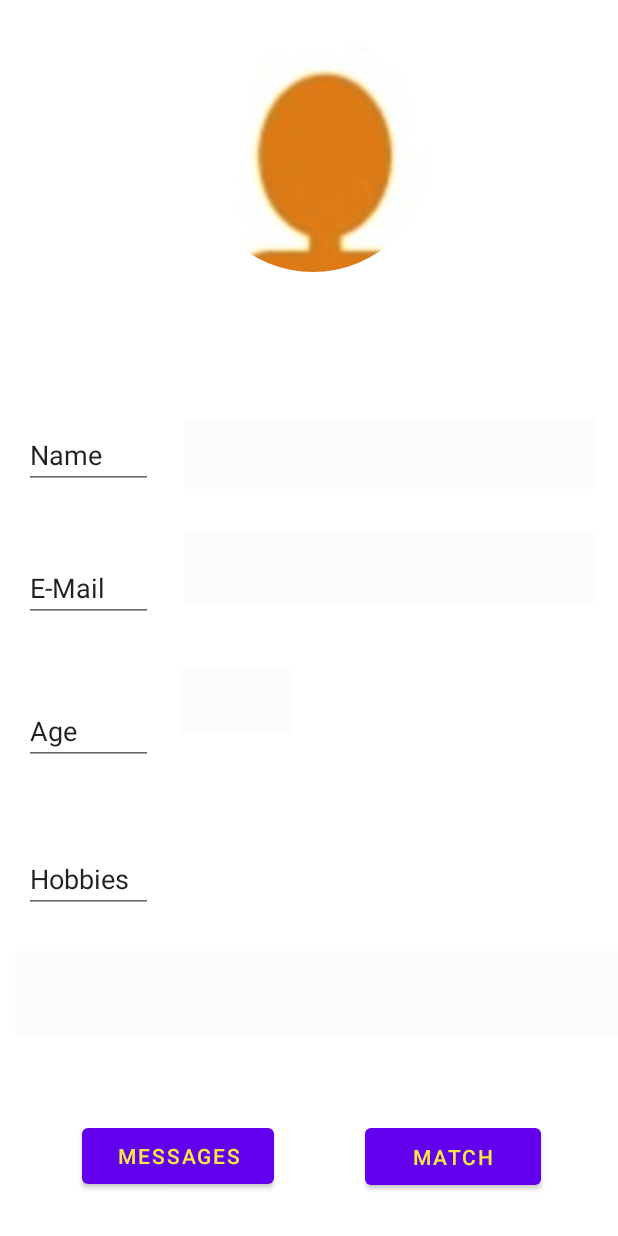
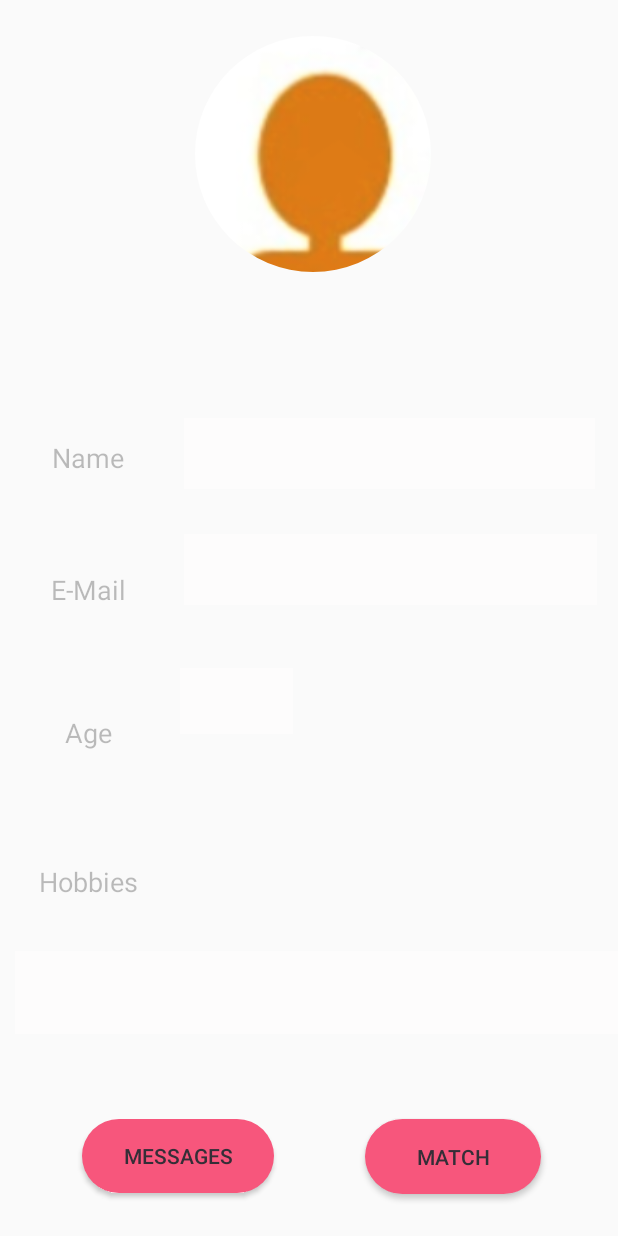
Before and after one commit to kadriacibadem/MatchApp, an Android app: the layout activity_main_menu.xml on its own in the app's theme, with its tools: preview values and no code run, on a phone screen of 412 x 824 dp. Run offline under Robolectric (Android 15) with nearby library versions, the phone set to English and light mode, and no system bars.

Commit message:
before message

```diff
--- a/app/src/main/AndroidManifest.xml
+++ b/app/src/main/AndroidManifest.xml
@@ -11,7 +11,7 @@
         android:label="@string/app_name"
         android:roundIcon="@mipmap/ic_launcher_round"
         android:supportsRtl="true"
-        android:theme="@style/Theme.MacthApp">
+        android:theme="@style/Theme.AppCompat.Light.NoActionBar">
         <activity
             android:name=".MatchPreparing"
             android:exported="true" />
--- /dev/null
+++ b/app/src/main/res/drawable-hdpi/rectangle.xml
@@ -0,0 +1,24 @@
+<?xml version="1.0" encoding="utf-8"?>
+<shape xmlns:android="http://schemas.android.com/apk/res/android"
+    android:shape="rectangle" >
+
+    <corners
+        android:bottomLeftRadius="30dp"
+        android:bottomRightRadius="30dp"
+        android:radius="60dp"
+        android:topLeftRadius="30dp"
+        android:topRightRadius="30dp" />
+
+    <solid android:color="#F7567C" />
+
+    <padding
+        android:bottom="0dp"
+        android:left="0dp"
+        android:right="0dp"
+        android:top="0dp" />
+
+    <size
+        android:height="60dp"
+        android:width="270dp" />
+
+</shape>
--- a/app/src/main/res/layout/activity_main.xml
+++ b/app/src/main/res/layout/activity_main.xml
@@ -10,21 +10,21 @@
         android:id="@+id/pbar"
         android:layout_width="75dp"
         android:layout_height="75dp"
-        android:indeterminateTint="@color/purple_700"
+        android:indeterminateTint="#F7567C"
         app:layout_constraintBottom_toBottomOf="parent"
         app:layout_constraintEnd_toEndOf="parent"
         app:layout_constraintLeft_toLeftOf="parent"
         app:layout_constraintRight_toRightOf="parent"
         app:layout_constraintStart_toStartOf="parent"
         app:layout_constraintTop_toTopOf="parent"
-        app:layout_constraintVertical_bias="0.878" />
+        app:layout_constraintVertical_bias="0.724" />
 
     <ImageView
         android:id="@+id/imageView"
         android:layout_width="320dp"
         android:layout_height="321dp"
         android:layout_marginEnd="44dp"
-        android:layout_marginBottom="212dp"
+        android:layout_marginBottom="320dp"
         app:layout_constraintBottom_toBottomOf="parent"
         app:layout_constraintEnd_toEndOf="parent"
         app:srcCompat="@drawable/logo2" />
--- a/app/src/main/res/layout/activity_main_menu.xml
+++ b/app/src/main/res/layout/activity_main_menu.xml
@@ -34,7 +34,12 @@
         app:layout_constraintHorizontal_bias="0.0"
         app:layout_constraintStart_toStartOf="@+id/imageView4"
         app:layout_constraintTop_toTopOf="parent"
-        app:layout_constraintVertical_bias="0.359" />
+        app:layout_constraintVertical_bias="0.359"
+        android:enabled="false"
+        android:focusable="false"
+        android:clickable="false"
+        android:longClickable="false"
+        />
 
     <EditText
         android:id="@+id/mailText"
@@ -50,7 +55,11 @@
         app:layout_constraintHorizontal_bias="0.588"
         app:layout_constraintStart_toEndOf="@+id/emailEdit"
         app:layout_constraintTop_toBottomOf="@+id/nameText"
-        app:layout_constraintVertical_bias="0.067" />
+        app:layout_constraintVertical_bias="0.067"
+        android:enabled="false"
+        android:focusable="false"
+        android:clickable="false"
+        android:longClickable="false"/>
 
     <EditText
         android:id="@+id/ageText"
@@ -67,7 +76,11 @@
         app:layout_constraintHorizontal_bias="0.081"
         app:layout_constraintStart_toEndOf="@+id/ageEdit"
         app:layout_constraintTop_toBottomOf="@+id/mailText"
-        app:layout_constraintVertical_bias="0.062" />
+        app:layout_constraintVertical_bias="0.062"
+        android:enabled="false"
+        android:focusable="false"
+        android:clickable="false"
+        android:longClickable="false"/>
 
     <EditText
         android:id="@+id/hobbies"
@@ -83,21 +96,31 @@
         app:layout_constraintHorizontal_bias="1.0"
         app:layout_constraintStart_toStartOf="parent"
         app:layout_constraintTop_toTopOf="parent"
-        app:layout_constraintVertical_bias="0.825" />
+        app:layout_constraintVertical_bias="0.825"
+        android:enabled="false"
+        android:focusable="false"
+        android:clickable="false"
+        android:longClickable="false"/>
 
     <EditText
         android:id="@+id/nameEdit"
         android:layout_width="86dp"
         android:layout_height="43dp"
+        android:background="@null"
+        android:clickable="false"
         android:ems="10"
+        android:enabled="false"
+        android:focusable="false"
         android:inputType="textPersonName"
+        android:longClickable="false"
         android:text="Name"
+        android:textAlignment="center"
         app:layout_constraintBottom_toBottomOf="parent"
         app:layout_constraintEnd_toEndOf="parent"
         app:layout_constraintHorizontal_bias="0.049"
         app:layout_constraintStart_toStartOf="parent"
         app:layout_constraintTop_toTopOf="parent"
-        app:layout_constraintVertical_bias="0.362" />
+        app:layout_constraintVertical_bias="0.363" />
 
     <EditText
         android:id="@+id/emailEdit"
@@ -106,12 +129,18 @@
         android:ems="10"
         android:inputType="textPersonName"
         android:text="E-Mail"
+        android:textAlignment="center"
         app:layout_constraintBottom_toBottomOf="parent"
         app:layout_constraintEnd_toEndOf="parent"
         app:layout_constraintHorizontal_bias="0.049"
         app:layout_constraintStart_toStartOf="parent"
         app:layout_constraintTop_toTopOf="parent"
-        app:layout_constraintVertical_bias="0.476" />
+        app:layout_constraintVertical_bias="0.476"
+        android:enabled="false"
+        android:focusable="false"
+        android:clickable="false"
+        android:longClickable="false"
+        android:background="@null"/>
 
     <EditText
         android:id="@+id/ageEdit"
@@ -120,12 +149,18 @@
         android:ems="10"
         android:inputType="textPersonName"
         android:text="Age"
+        android:textAlignment="center"
         app:layout_constraintBottom_toBottomOf="parent"
         app:layout_constraintEnd_toEndOf="parent"
         app:layout_constraintHorizontal_bias="0.049"
         app:layout_constraintStart_toStartOf="parent"
         app:layout_constraintTop_toTopOf="parent"
-        app:layout_constraintVertical_bias="0.598" />
+        app:layout_constraintVertical_bias="0.598"
+        android:enabled="false"
+        android:focusable="false"
+        android:clickable="false"
+        android:longClickable="false"
+        android:background="@null"/>
 
     <EditText
         android:id="@+id/hobbiesEdit"
@@ -134,12 +169,18 @@
         android:ems="10"
         android:inputType="textPersonName"
         android:text="Hobbies"
+        android:textAlignment="center"
         app:layout_constraintBottom_toBottomOf="parent"
         app:layout_constraintEnd_toEndOf="parent"
         app:layout_constraintHorizontal_bias="0.049"
         app:layout_constraintStart_toStartOf="parent"
         app:layout_constraintTop_toTopOf="parent"
-        app:layout_constraintVertical_bias="0.725" />
+        app:layout_constraintVertical_bias="0.725"
+        android:enabled="false"
+        android:focusable="false"
+        android:clickable="false"
+        android:longClickable="false"
+        android:background="@null"/>
 
     <Button
         android:id="@+id/button1"
@@ -147,7 +188,8 @@
         android:layout_height="49dp"
         android:onClick="messages"
         android:text="Messages"
-        android:textColor="#FFEB3B"
+        android:textColor="#342E37"
+        android:background="@drawable/rectangle"
         app:layout_constraintBottom_toBottomOf="parent"
         app:layout_constraintEnd_toEndOf="parent"
         app:layout_constraintHorizontal_bias="0.193"
@@ -161,7 +203,8 @@
         android:layout_height="50dp"
         android:onClick="match"
         android:text="Match"
-        android:textColor="#FFEB3B"
+        android:textColor="#342E37"
+        android:background="@drawable/rectangle"
         app:layout_constraintBottom_toBottomOf="parent"
         app:layout_constraintEnd_toEndOf="parent"
         app:layout_constraintHorizontal_bias="0.826"
--- a/app/src/main/res/layout/activity_match.xml
+++ b/app/src/main/res/layout/activity_match.xml
@@ -88,10 +88,10 @@
         android:textColorHint="#9C27B0"
         app:layout_constraintBottom_toBottomOf="parent"
         app:layout_constraintEnd_toEndOf="parent"
-        app:layout_constraintHorizontal_bias="0.081"
+        app:layout_constraintHorizontal_bias="0.121"
         app:layout_constraintStart_toEndOf="@+id/ageEdit"
         app:layout_constraintTop_toBottomOf="@+id/mailText"
-        app:layout_constraintVertical_bias="0.062" />
+        app:layout_constraintVertical_bias="0.038" />
 
     <EditText
         android:id="@+id/hobbies"
--- a/app/src/main/res/layout/activity_match_preparing.xml
+++ b/app/src/main/res/layout/activity_match_preparing.xml
@@ -12,7 +12,7 @@
         android:layout_height="73dp"
         android:layout_marginTop="182dp"
         android:layout_marginBottom="96dp"
-        android:indeterminateTint="@color/purple_700"
+        android:indeterminateTint="#F7567C"
         app:layout_constraintBottom_toTopOf="@+id/textView2"
         app:layout_constraintEnd_toEndOf="parent"
         app:layout_constraintLeft_toLeftOf="parent"
@@ -28,7 +28,7 @@
         android:layout_marginBottom="219dp"
         android:text="We are matching you. Please wait..."
         android:textAlignment="center"
-        android:textColor="#673AB7"
+        android:textColor="#342E37"
         android:textSize="20sp"
         app:layout_constraintBottom_toBottomOf="parent"
         app:layout_constraintEnd_toEndOf="parent"
--- a/app/src/main/res/layout/activity_preparing_screen.xml
+++ b/app/src/main/res/layout/activity_preparing_screen.xml
@@ -12,7 +12,7 @@
         android:layout_height="73dp"
         android:layout_marginTop="182dp"
         android:layout_marginBottom="96dp"
-        android:indeterminateTint="@color/purple_700"
+        android:indeterminateTint="#F7567C"
         app:layout_constraintBottom_toTopOf="@+id/textView2"
         app:layout_constraintEnd_toEndOf="parent"
         app:layout_constraintLeft_toLeftOf="parent"
@@ -28,7 +28,7 @@
         android:layout_marginBottom="219dp"
         android:text="We are creating your account. Please wait..."
         android:textAlignment="center"
-        android:textColor="#673AB7"
+        android:textColor="#342E37"
         android:textSize="20sp"
         app:layout_constraintBottom_toBottomOf="parent"
         app:layout_constraintEnd_toEndOf="parent"
--- a/app/src/main/res/layout/activity_select_hobbies.xml
+++ b/app/src/main/res/layout/activity_select_hobbies.xml
@@ -12,7 +12,8 @@
         android:layout_height="42dp"
         android:onClick="register"
         android:text="REGISTER"
-        android:textColor="#FFEB3B"
+        android:textColor="#342E37"
+        android:background="@drawable/rectangle"
         app:layout_constraintBottom_toBottomOf="parent"
         app:layout_constraintEnd_toEndOf="parent"
         app:layout_constraintHorizontal_bias="1.0"
--- a/app/src/main/res/layout/activity_select_photo.xml
+++ b/app/src/main/res/layout/activity_select_photo.xml
@@ -22,10 +22,9 @@
         android:id="@+id/textView"
         android:layout_width="314dp"
         android:layout_height="29dp"
-        android:background="#F0F3EE"
         android:text="Please Choose Profile Photo"
         android:textAlignment="center"
-        android:textColor="#673AB7"
+        android:textColor="#342E37"
         android:textSize="18sp"
         app:layout_constraintBottom_toBottomOf="parent"
         app:layout_constraintEnd_toEndOf="parent"
@@ -40,7 +39,8 @@
         android:layout_marginTop="56dp"
         android:onClick="next"
         android:text="NEXT"
-        android:textColor="#FFEB3B"
+        android:textColor="#342E37"
+        android:background="@drawable/rectangle"
         app:layout_constraintBottom_toBottomOf="parent"
         app:layout_constraintEnd_toEndOf="parent"
         app:layout_constraintHorizontal_bias="0.791"
```
Also changed, not shown: app/src/main/java/com/example/macthapp/chat/ChatView.java (added, +20 -0 lines), app/src/main/res/layout/activity_log_in.xml (+25 -22 lines), app/src/main/res/layout/activity_register.xml (+38 -35 lines), app/src/main/res/layout/activity_second_screen.xml (+25 -21 lines), app/src/main/res/layout/toolbar.xml (added, +12 -0 lines), app/src/main/res/menu/chat_menu.xml (added, +16 -0 lines), app/src/main/res/menu/setting_menu.xml (added, +18 -0 lines), app/src/main/res/drawable/logo2.png.
